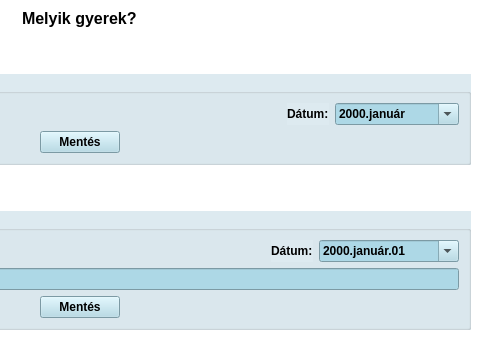
DannyFreecs/FamilyBudgetSimple, file FamilyFinancies/activitychild.ui: the form before one commit; both pictures show x 320 to 800 and y 0 to 342 of the 800 by 600 pixel window.
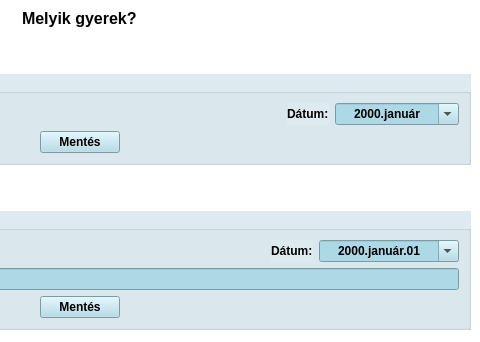
The form after the commit. Custom widgets are drawn as their Qt base class.

```diff
--- a/FamilyFinancies/activitychild.ui
+++ b/FamilyFinancies/activitychild.ui
@@ -136,6 +136,9 @@
            <property name="locale">
             <locale language="Hungarian" country="Hungary"/>
            </property>
+           <property name="alignment">
+            <set>Qt::AlignCenter</set>
+           </property>
            <property name="displayFormat">
             <string>yyyy.MMMM</string>
            </property>
@@ -272,6 +275,9 @@
            <property name="locale">
             <locale language="Hungarian" country="Hungary"/>
            </property>
+           <property name="alignment">
+            <set>Qt::AlignCenter</set>
+           </property>
            <property name="displayFormat">
             <string>yyyy.MMMM.dd</string>
            </property>
```
